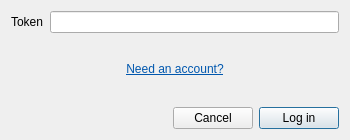
The window that mapflow/static/ui/login_dialog.ui (Geoalert/mapflow-qgis) describes before a commit, drawn with Qt 5.
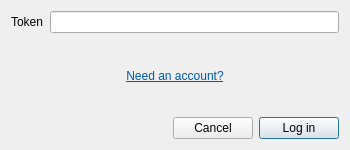
The same window after the commit. Custom widgets are drawn as their Qt base class.

What changed in the file:
```diff
--- a/mapflow/static/ui/login_dialog.ui
+++ b/mapflow/static/ui/login_dialog.ui
@@ -10,7 +10,7 @@
     <x>0</x>
     <y>0</y>
     <width>350</width>
-    <height>140</height>
+    <height>150</height>
    </rect>
   </property>
   <property name="sizePolicy">
@@ -22,13 +22,13 @@
   <property name="minimumSize">
    <size>
     <width>350</width>
-    <height>140</height>
+    <height>150</height>
    </size>
   </property>
   <property name="maximumSize">
    <size>
     <width>350</width>
-    <height>140</height>
+    <height>150</height>
    </size>
   </property>
   <property name="windowTitle">
```
Left out of the diff: 16 changed lines with no effect on the pictures.
